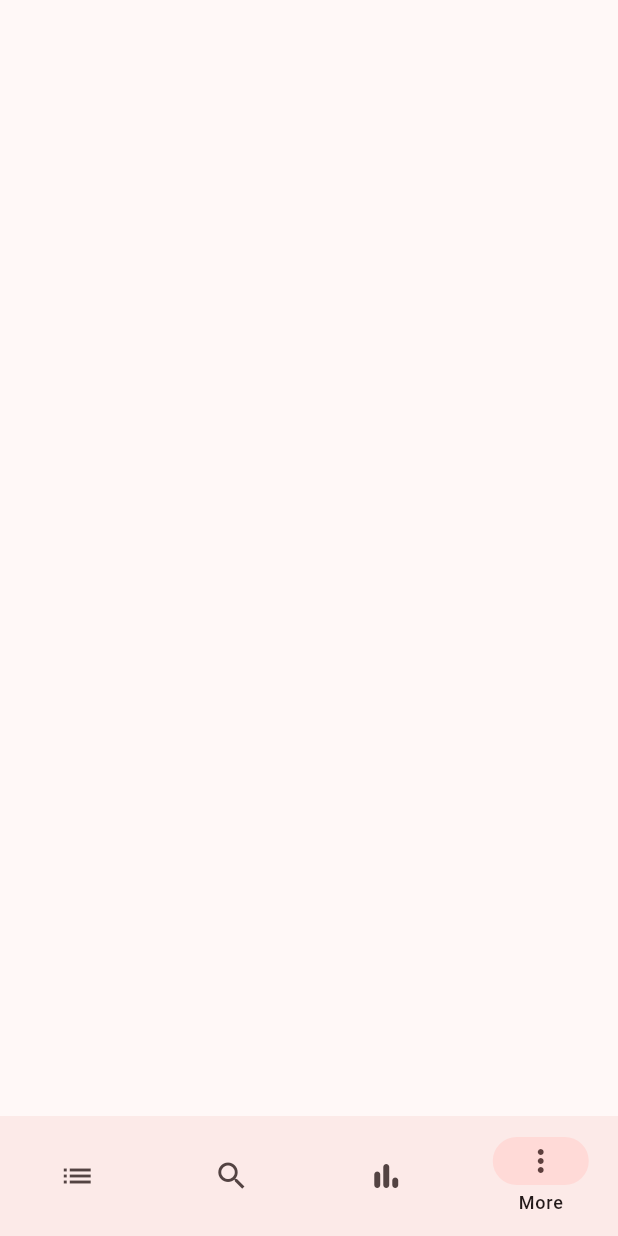
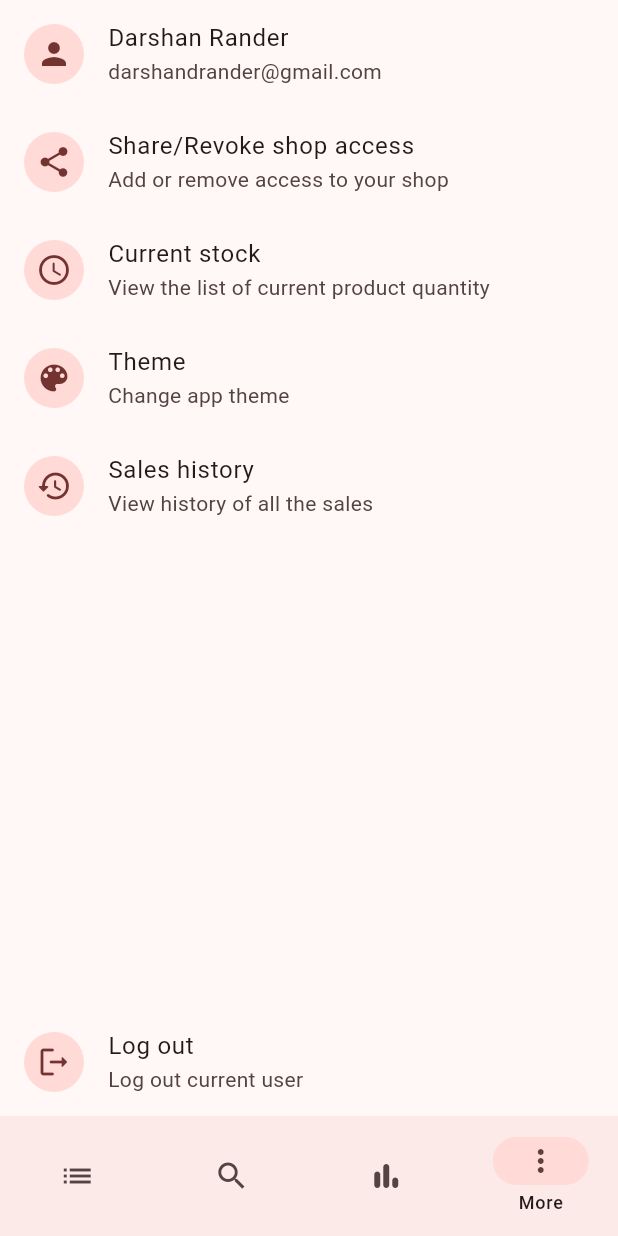
Before and after one commit to SirusCodes/stocker, a Flutter app: the screen it shows after launch, item 4 of the bottom bar chosen, on a phone screen of 412 x 824 dp. Run offline on Flutter 3.47's test engine with Material 2 defaults, Android fonts, the phone set to English and light mode, and no system bars; our stand-ins replace equatable.

Commit message:
feat: add more section UI

```diff
--- a/lib/features/category/domain/category_model/category_model.dart
+++ b/lib/features/category/domain/category_model/category_model.dart
@@ -1,6 +1,7 @@
 import 'package:flutter/material.dart';
 import 'package:json_annotation/json_annotation.dart';
-import 'package:stocker_appwrite/utils/color_serializer.dart';
+
+import '../../../../utils/color_serializer.dart';
 
 part 'category_model.g.dart';
 
--- a/lib/features/home/presentation/home_base.dart
+++ b/lib/features/home/presentation/home_base.dart
@@ -1,6 +1,7 @@
 import 'package:flutter/material.dart';
 
 import '../../category/presentation/category_list.dart';
+import 'more_section.dart';
 import 'search_section.dart';
 
 class HomeBase extends StatefulWidget {
@@ -18,7 +19,7 @@ class _HomeBaseState extends State<HomeBase> {
     CategoryList(),
     SearchSection(),
     SizedBox.shrink(),
-    SizedBox.shrink(),
+    MoreSection(),
   ];
 
   @override
--- /dev/null
+++ b/lib/features/home/presentation/more_section.dart
@@ -0,0 +1,50 @@
+import 'package:flutter/material.dart';
+
+class MoreSection extends StatelessWidget {
+  const MoreSection({Key? key}) : super(key: key);
+
+  @override
+  Widget build(BuildContext context) {
+    return Column(
+      children: [
+        ListTile(
+          leading: const CircleAvatar(child: Icon(Icons.person)),
+          title: const Text("Darshan Rander"),
+          subtitle: const Text("darshandrander@gmail.com"),
+          onTap: () {},
+        ),
+        ListTile(
+          leading: const CircleAvatar(child: Icon(Icons.share_rounded)),
+          title: const Text("Share/Revoke shop access"),
+          subtitle: const Text("Add or remove access to your shop"),
+          onTap: () {},
+        ),
+        ListTile(
+          leading: const CircleAvatar(child: Icon(Icons.access_time_rounded)),
+          title: const Text("Current stock"),
+          subtitle: const Text("View the list of current product quantity"),
+          onTap: () {},
+        ),
+        ListTile(
+          leading: const CircleAvatar(child: Icon(Icons.color_lens_rounded)),
+          title: const Text("Theme"),
+          subtitle: const Text("Change app theme"),
+          onTap: () {},
+        ),
+        ListTile(
+          leading: const CircleAvatar(child: Icon(Icons.history_rounded)),
+          title: const Text("Sales history"),
+          subtitle: const Text("View history of all the sales"),
+          onTap: () {},
+        ),
+        const Spacer(),
+        ListTile(
+          leading: const CircleAvatar(child: Icon(Icons.logout_rounded)),
+          title: const Text("Log out"),
+          subtitle: const Text("Log out current user"),
+          onTap: () {},
+        ),
+      ],
+    );
+  }
+}
```
